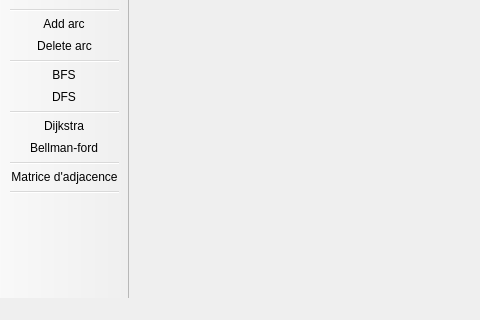
First picture: the form in graph/graph/graphtool.ui, repository amirhjayed/graphtool, before the edit; both pictures show x 0 to 480 and y 116 to 436 of the 739 by 436 pixel window.
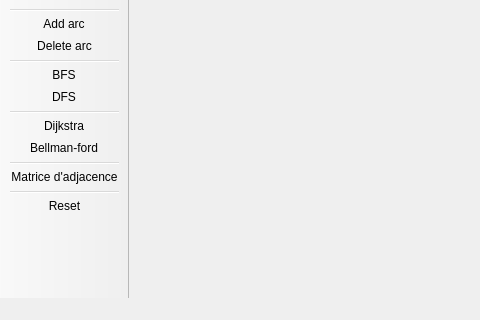
Second picture: the form after the edit.

```diff
--- a/graph/graph/graphtool.ui
+++ b/graph/graph/graphtool.ui
@@ -60,6 +60,7 @@
    <addaction name="separator"/>
    <addaction name="actionMatrice_d_adjacence"/>
    <addaction name="separator"/>
+   <addaction name="actionReset"/>
   </widget>
   <widget class="QStatusBar" name="statusBar"/>
   <widget class="QToolBar" name="toolBar">
@@ -204,6 +205,14 @@
     <string>Navigation mode to move and select objects</string>
    </property>
   </action>
+  <action name="actionReset">
+   <property name="text">
+    <string>Reset</string>
+   </property>
+   <property name="toolTip">
+    <string>Clear the canvas</string>
+   </property>
+  </action>
  </widget>
  <layoutdefault spacing="6" margin="11"/>
  <resources/>
```
